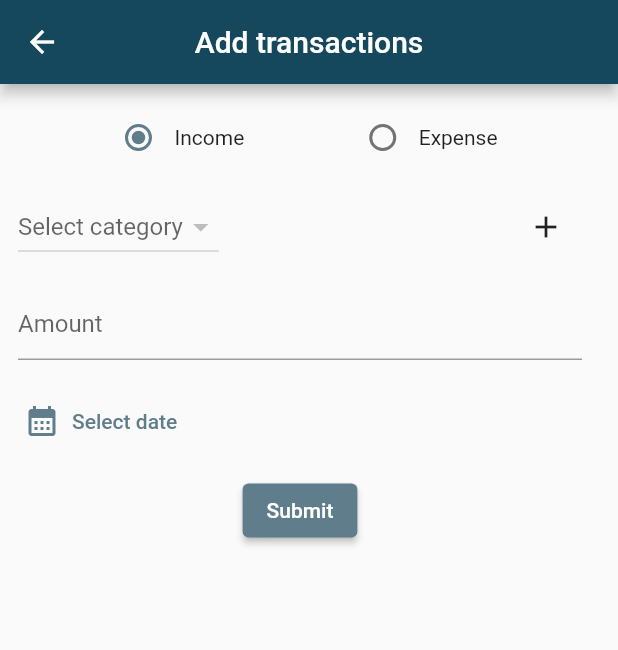
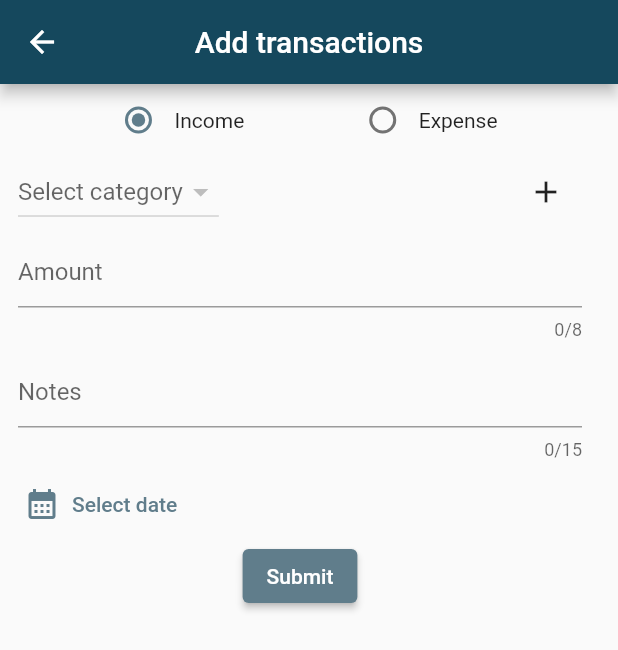
Before and after one commit to b4si/Money-Manager-App, a Flutter app: the screen it shows after launch, after a tap on an icon or button, on a phone screen of 412 x 824 dp. Shown: the top 650 px of the screen. Run offline on Flutter 3.47's test engine with Material 2 defaults, Android fonts, the phone set to English and light mode, and no system bars; our stand-ins replace animated_splash_screen, fl_chart, flutter_slidable, font_awesome_flutter, hive_flutter; accounts and stored records are empty.

```diff
--- a/lib/db/transaction_db/transaction_db.dart
+++ b/lib/db/transaction_db/transaction_db.dart
@@ -3,6 +3,8 @@
 import 'package:flutter/cupertino.dart';
 import 'package:hive_flutter/adapters.dart';
 import 'package:money_manager/transaction_model/transaction_model.dart';
+
+import '../../catagory_model/category_model.dart';
 
 const transactionDbName = 'transaction-db';
 
@@ -41,6 +43,41 @@ class TransactionDB implements TransactionDbFunctions {
     transactionListNotifier.notifyListeners();
   }
 
+  double totalAmount() {
+    double totalAmount = 0;
+    for (var i = 0; i < transactionListNotifier.value.length; i++) {
+      totalAmount = (allIncomeAmount() - allExpenseAmount());
+    }
+    refresh();
+    return totalAmount;
+  }
+
+  double allIncomeAmount() {
+    double totalIncomeAmount = 0;
+    for (var i = 0; i < transactionListNotifier.value.length; i++) {
+      if (transactionListNotifier.value[i].category.type ==
+          CategoryType.income) {
+        totalIncomeAmount =
+            totalIncomeAmount + transactionListNotifier.value[i].amount;
+      }
+      refresh();
+    }
+    return totalIncomeAmount;
+  }
+
+  double allExpenseAmount() {
+    double totalExpenseAmount = 0;
+    for (var i = 0; i < transactionListNotifier.value.length; i++) {
+      if (transactionListNotifier.value[i].category.type ==
+          CategoryType.expense) {
+        totalExpenseAmount =
+            totalExpenseAmount + transactionListNotifier.value[i].amount;
+      }
+      refresh();
+    }
+    return totalExpenseAmount;
+  }
+
   @override
   Future<List<TransactionModel>> getAllTransactions() async {
     final _db = await Hive.openBox<TransactionModel>(transactionDbName);
--- a/lib/screens/form_screen/form_screen.dart
+++ b/lib/screens/form_screen/form_screen.dart
@@ -18,6 +18,17 @@ class FormScreen extends StatefulWidget {
 ValueNotifier<CategoryType> selectedCategoryNotifier =
     ValueNotifier(CategoryType.income);
 
+ValueNotifier<List<TransactionModel>> transactions =
+    TransactionDB.instance.transactionListNotifier;
+
+List<CategoryModel> incCategories =
+    CategoryDB.instance.incomeCategoryListNotifier.value;
+
+List<CategoryModel> expCategories =
+    CategoryDB.instance.incomeCategoryListNotifier.value;
+
+final _formKey = GlobalKey<FormState>();
+
 class _FormScreenState extends State<FormScreen> {
   String? _categoryID;
   DateTime? _selectedDate;
@@ -32,7 +43,7 @@ class _FormScreenState extends State<FormScreen> {
 
   TextEditingController amountController = TextEditingController();
   final nameEditingController = TextEditingController();
-
+  TextEditingController notesController = TextEditingController();
   final incomeCategoryList = CategoryDB().incomeCategoryListNotifier.value;
   final expenseCategoryList = CategoryDB().expenseCategoryListNotifier.value;
   @override
@@ -46,10 +57,9 @@ class _FormScreenState extends State<FormScreen> {
         backgroundColor: const Color(0xFF15485D),
       ),
       body: SizedBox(
-        height: 320,
         width: 400,
         child: Column(
-          mainAxisAlignment: MainAxisAlignment.spaceEvenly,
+          mainAxisAlignment: MainAxisAlignment.start,
           children: [
             Row(
               mainAxisAlignment: MainAxisAlignment.spaceEvenly,
@@ -127,7 +137,7 @@ class _FormScreenState extends State<FormScreen> {
                               top: Radius.circular(20),
                             ),
                           ),
-                          builder: (context) {
+                          builder: (ctx) {
                             return Center(
                               child: Column(
                                 children: [
@@ -140,12 +150,33 @@ class _FormScreenState extends State<FormScreen> {
                                   ),
                                   Padding(
                                     padding: const EdgeInsets.all(8.0),
+                                    child: Form(
+                                      key: _formKey,
                                       child: TextFormField(
+                                        validator: (value) {
+                                          if (value!.isEmpty) {
+                                            return 'Enter a Category name';
+                                          } else {
+                                            for (var i = 0;
+                                                i < transactions.value.length;
+                                                i++) {
+                                              if (value.toLowerCase().trim() ==
+                                                  transactions
+                                                      .value[i].category.name
+                                                      .toLowerCase()
+                                                      .trim()) {
+                                                return 'Already exist';
+                                              }
+                                            }
+                                          }
+                                          return null;
+                                        },
                                         controller: nameEditingController,
                                         decoration: const InputDecoration(
                                           labelText: 'category name',
                                         ),
                                         maxLength: 10,
+                                      ),
                                     ),
                                   ),
                                   Row(
@@ -173,9 +204,7 @@ class _FormScreenState extends State<FormScreen> {
                                   ElevatedButton(
                                     onPressed: () {
                                       final name = nameEditingController.text;
-                                      if (name.isEmpty) {
-                                        return;
-                                      }
+                                      if (_formKey.currentState!.validate()) {
                                         final type =
                                             selectedCategoryNotifier.value;
                                         final category = CategoryModel(
@@ -186,12 +215,12 @@ class _FormScreenState extends State<FormScreen> {
                                           type: type,
                                         );
                                         CategoryDB().insertCategory(category);
-
                                         Navigator.of(context).pop();
                                         setState(() {
                                           CategoryDB.instance.refreshUI();
                                         });
                                         nameEditingController.clear();
+                                      }
                                     },
                                     child: const Text('Save'),
                                   ),
@@ -214,9 +243,21 @@ class _FormScreenState extends State<FormScreen> {
                 keyboardType: const TextInputType.numberWithOptions(
                   decimal: true,
                 ),
+                maxLength: 8,
                 inputFormatters: [
-                  FilteringTextInputFormatter.allow(RegExp('[0-9.]'))
+                  FilteringTextInputFormatter.allow(
+                    RegExp('[0-9.]'),
+                  ),
                 ],
+              ),
+            ),
+            Padding(
+              padding:
+                  const EdgeInsets.only(top: 5, bottom: 5, right: 12, left: 12),
+              child: TextFormField(
+                controller: notesController,
+                decoration: const InputDecoration(hintText: 'Notes'),
+                maxLength: 15,
               ),
             ),
             Padding(
@@ -255,7 +296,9 @@ class _FormScreenState extends State<FormScreen> {
                 style: ElevatedButton.styleFrom(),
                 onPressed: () {
                   checkAmount();
+                  setState(() {
                     TransactionDB.instance.refresh();
+                  });
                 },
                 child: const Text('Submit'))
           ],
@@ -297,12 +340,21 @@ class _FormScreenState extends State<FormScreen> {
     } else {
       addtransaction();
       Navigator.of(context).pop();
+      ScaffoldMessenger.of(context).showSnackBar(
+        const SnackBar(
+          behavior: SnackBarBehavior.floating,
+          margin: EdgeInsets.all(20),
+          backgroundColor: Colors.green,
+          content: Text('Submitted Successfully'),
+        ),
+      );
     }
   }
 
   Future<void> addtransaction() async {
     final _amountText = amountController.text;
     final _date = _selectedDate;
+    final _notes = notesController.text;
 
     final _parsedAmount = double.tryParse(_amountText);
 
@@ -311,6 +363,7 @@ class _FormScreenState extends State<FormScreen> {
       date: _date!,
       type: _selectedCategorytype!,
       category: _selectedCategoryModel!,
+      notes: _notes,
     );
 
     TransactionDB.instance.addTransaction(_model);
--- a/lib/screens/home_screen/home_screen.dart
+++ b/lib/screens/home_screen/home_screen.dart
@@ -19,9 +19,11 @@ class HomeScreen extends StatefulWidget {
 
 class _HomeScreenState extends State<HomeScreen> {
   int selectedIndex = 0;
+
   PageController pageController = PageController();
 
-  double newAmount = 0;
+  List<TransactionModel> transactions =
+      TransactionDB.instance.transactionListNotifier.value;
 
   @override
   void initState() {
@@ -56,25 +58,11 @@ class _HomeScreenState extends State<HomeScreen> {
                         color: const Color(0xFF15485D)),
                     height: 100,
                     width: 400,
-                    child: ValueListenableBuilder(
-                        valueListenable:
-                            TransactionDB().transactionListNotifier,
-                        builder: (BuildContext context,
-                            List<TransactionModel> newList, Widget? _) {
-                          for (int i = 0; i < newList.length; i++) {
-                            var values = newList[i];
-                            if (values.category.type == CategoryType.income) {
-                              newAmount = newAmount + values.amount;
-                              break;
-                            }
-                          }
-
-                          return Row(
+                    child: Row(
                       mainAxisAlignment: MainAxisAlignment.spaceEvenly,
                       children: [
                         Column(
-                                mainAxisAlignment:
-                                    MainAxisAlignment.spaceEvenly,
+                          mainAxisAlignment: MainAxisAlignment.spaceEvenly,
                           children: [
                             const Text(
                               'Income',
@@ -84,35 +72,39 @@ class _HomeScreenState extends State<HomeScreen> {
                                   color: Colors.white),
                             ),
                             Text(
-                                    newAmount.toString(),
+                              TransactionDB.instance
+                                  .allIncomeAmount()
+                                  .toString(),
                               style: const TextStyle(
-                                        color: Colors.white, fontSize: 24),
+                                  color: Colors.green,
+                                  fontSize: 24,
+                                  fontWeight: FontWeight.bold),
                             )
                           ],
                         ),
                         Column(
-                                mainAxisAlignment:
-                                    MainAxisAlignment.spaceEvenly,
-                                children: const [
-                                  Text(
-                                    'Total',
+                          mainAxisAlignment: MainAxisAlignment.spaceEvenly,
+                          children: [
+                            const Text(
+                              'Balance',
                               style: TextStyle(
                                   fontSize: 16,
                                   fontWeight: FontWeight.w400,
                                   color: Colors.white),
                             ),
                             Text(
-                                    'XXXXX',
-                                    style: TextStyle(
-                                        color: Colors.white, fontSize: 24),
+                              TransactionDB.instance.totalAmount().toString(),
+                              style: const TextStyle(
+                                  color: Colors.white,
+                                  fontSize: 24,
+                                  fontWeight: FontWeight.bold),
                             )
                           ],
                         ),
                         Column(
-                                mainAxisAlignment:
-                                    MainAxisAlignment.spaceEvenly,
-                                children: const [
-                                  Text(
+                          mainAxisAlignment: MainAxisAlignment.spaceEvenly,
+                          children: [
+                            const Text(
                               'Expense',
                               style: TextStyle(
                                   fontSize: 16,
@@ -120,15 +112,18 @@ class _HomeScreenState extends State<HomeScreen> {
                                   color: Colors.white),
                             ),
                             Text(
-                                    'XXXXX',
-                                    style: TextStyle(
-                                        color: Colors.white, fontSize: 24),
+                              TransactionDB.instance
+                                  .allExpenseAmount()
+                                  .toString(),
+                              style: const TextStyle(
+                                  color: Colors.red,
+                                  fontSize: 24,
+                                  fontWeight: FontWeight.bold),
                             )
                           ],
                         ),
                       ],
-                          );
-                        }),
+                    ),
                   ),
                 ),
               ),
--- a/lib/screens/statics_screen/statics_screen.dart
+++ b/lib/screens/statics_screen/statics_screen.dart
@@ -1,7 +1,8 @@
 import 'package:fl_chart/fl_chart.dart';
 import 'package:flutter/material.dart';
+import 'package:money_manager/catagory_model/category_model.dart';
+import 'package:money_manager/db/category_db/category_db.dart';
 import 'package:money_manager/db/transaction_db/transaction_db.dart';
-
 import '../../transaction_model/transaction_model.dart';
 
 class StaticsScreen extends StatefulWidget {
@@ -12,10 +13,29 @@ class StaticsScreen extends StatefulWidget {
 }
 
 class _StaticsScreenState extends State<StaticsScreen> {
+  List<Color> colorList = [
+    Colors.red,
+    Colors.greenAccent,
+    Colors.blue,
+    Colors.yellow,
+    Colors.purpleAccent,
+    Colors.brown,
+  ];
+
   List<String> items = [
     'Income',
     'Expense',
   ];
+
+  List<TransactionModel> transactions =
+      TransactionDB.instance.transactionListNotifier.value;
+
+  List<CategoryModel> expCategories =
+      CategoryDB.instance.expenseCategoryListNotifier.value;
+
+  List<CategoryModel> incCategories =
+      CategoryDB.instance.incomeCategoryListNotifier.value;
+
   String? selectedItem;
   @override
   Widget build(BuildContext context) {
@@ -41,40 +61,37 @@ class _StaticsScreenState extends State<StaticsScreen> {
           },
         ),
         Expanded(
-          child: ValueListenableBuilder(
-            valueListenable: TransactionDB.instance.transactionListNotifier,
-            builder: (BuildContext context, List<TransactionModel> newList, _) {
-              return PieChartData == 0
-                  ? const Text('NO')
+            child: selectedItem == items[1]
+                ? PieChart(
+                    PieChartData(
+                      centerSpaceRadius: 70,
+                      sectionsSpace: 5,
+                      sections: [
+                        for (var i = 0; i < expCategories.length; i++)
+                          PieChartSectionData(
+                            title: expCategories[i].name,
+                            color: colorList[i],
+                            value: transactions[i].amount,
+                            radius: 40,
+                          ),
+                      ],
+                    ),
+                  )
                 : PieChart(
                     PieChartData(
                       centerSpaceRadius: 70,
                       sectionsSpace: 5,
                       sections: [
+                        for (var i = 0; i < incCategories.length; i++)
                           PieChartSectionData(
-                            title: newList[0].category.name,
-                            color: Colors.amber,
-                            value: newList[0].amount,
+                            title: incCategories[i].name,
+                            color: colorList[i],
+                            value: transactions[i].amount,
                             radius: 40,
                           ),
-                          PieChartSectionData(
-                              title: newList[1].category.name,
-                              color: Colors.green,
-                              value: newList[1].amount),
-                          PieChartSectionData(
-                              title: newList[2].category.name,
-                              color: Colors.red,
-                              value: newList[2].amount),
-                          PieChartSectionData(
-                              title: newList[4].category.name,
-                              color: Colors.blue,
-                              value: newList[4].amount),
                       ],
                     ),
-                    );
-            },
-          ),
-        ),
+                  )),
       ],
     );
   }
--- a/lib/screens/transaction_screen/transaction_screen.dart
+++ b/lib/screens/transaction_screen/transaction_screen.dart
@@ -1,5 +1,4 @@
 // ignore_for_file: unused_local_variable, override_on_non_overriding_member, unused_field
-
 import 'package:flutter/material.dart';
 import 'package:money_manager/screens/transaction_screen/list_widget.dart';
 
--- a/lib/transaction_model/transaction_model.dart
+++ b/lib/transaction_model/transaction_model.dart
@@ -14,13 +14,15 @@ class TransactionModel extends HiveObject {
   final CategoryModel category;
   @HiveField(4)
   String? id;
+  @HiveField(5)
+  final String notes;
 
-  TransactionModel({
-    required this.amount,
-    required this.date,
-    required this.type,
-    required this.category,
-  }) {
+  TransactionModel(
+      {required this.amount,
+      required this.date,
+      required this.type,
+      required this.category,
+      required this.notes}) {
     id = DateTime.now().millisecondsSinceEpoch.toString();
   }
 }
```
Also changed, not shown: lib/screens/category_screen.dart (+4 -5 lines), lib/screens/home_screen/widget.dart (added, +15 -0 lines), lib/screens/transaction_screen/edit_screen.dart (+7 -7 lines), lib/screens/transaction_screen/list_widget.dart (+42 -19 lines), lib/transaction_model/transaction_model.g.dart. Lines whose indentation alone changed are shown as unchanged.
